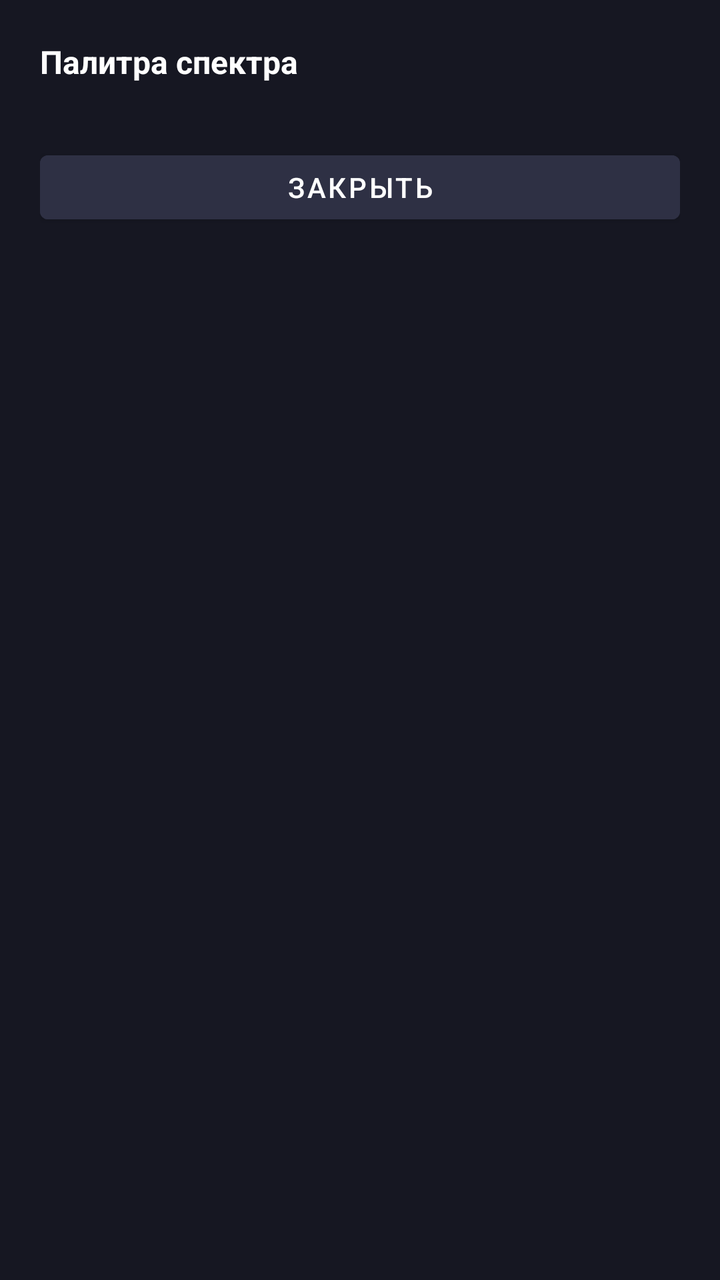
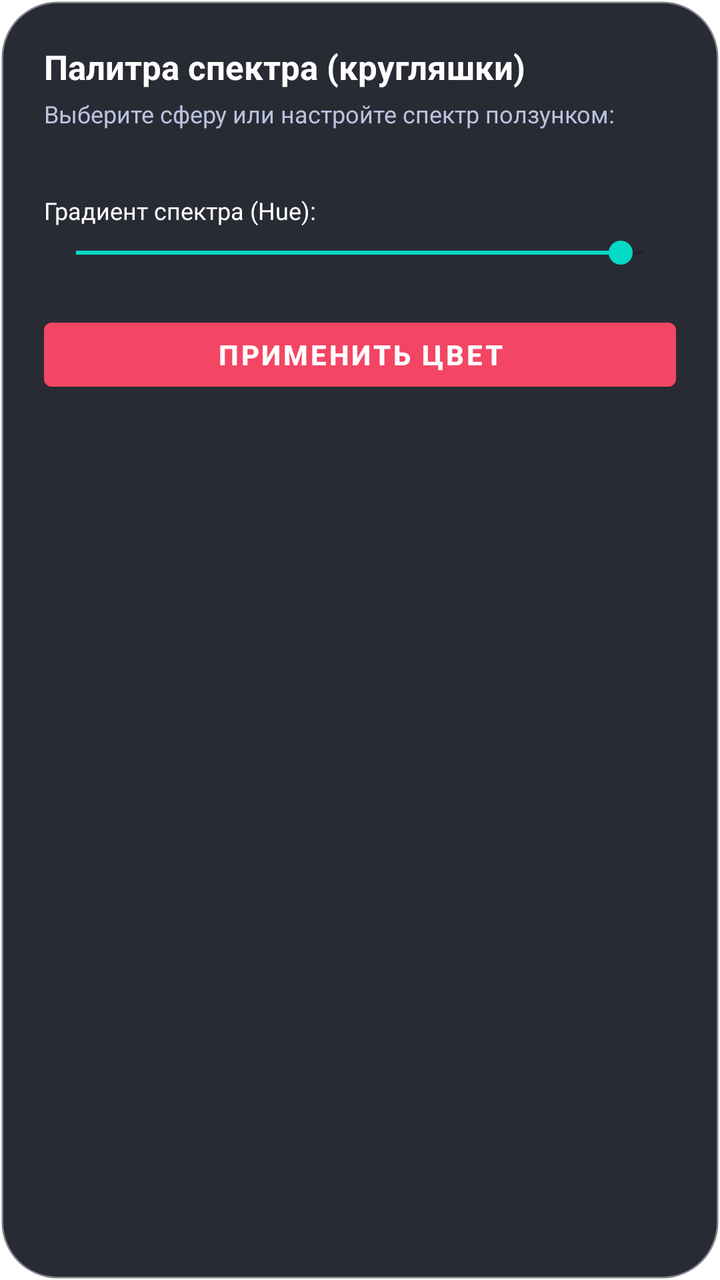

Screens rendered from an Android XML layout before and after an edit, with the pre-edit source and the edit as a unified diff.
<!-- AndroidManifest.xml: application theme Theme.LinuxDock -->
<!-- res/layout/dialog_color_palette.xml -->
<?xml version="1.0" encoding="utf-8"?>
<LinearLayout xmlns:android="http://schemas.android.com/apk/res/android"
    android:layout_width="match_parent"
    android:layout_height="wrap_content"
    android:background="#161722"
    android:orientation="vertical"
    android:padding="20dp">

    <TextView
        android:layout_width="wrap_content"
        android:layout_height="wrap_content"
        android:text="Палитра спектра"
        android:textColor="#FFFFFF"
        android:textSize="16sp"
        android:textStyle="bold"
        android:layout_marginBottom="14dp" />

    <GridLayout
        android:id="@+id/gridPalette"
        android:layout_width="match_parent"
        android:layout_height="wrap_content"
        android:columnCount="7"
        android:alignmentMode="alignMargins"
        android:layout_gravity="center" />

    <Button
        android:id="@+id/btnClosePalette"
        android:layout_width="match_parent"
        android:layout_height="44dp"
        android:text="Закрыть"
        android:textColor="#FFFFFF"
        android:backgroundTint="#2E3044"
        android:layout_marginTop="16dp" />
</LinearLayout>
<!-- resources referenced by this layout -->
<resources>
  <style name="Theme.LinuxDock" parent="Theme.MaterialComponents.DayNight.NoActionBar">
          <item name="android:statusBarColor">#1E1E2E</item>
      </style>
</resources>

<!-- the commit's change to res/layout/dialog_color_palette.xml (unified diff, before → after) -->
@@ -1,34 +1,61 @@
 <?xml version="1.0" encoding="utf-8"?>
 <LinearLayout xmlns:android="http://schemas.android.com/apk/res/android"
-    android:layout_width="match_parent"
+    android:layout_width="380dp"
     android:layout_height="wrap_content"
-    android:background="#161722"
+    android:background="@drawable/bg_glass_dialog"
     android:orientation="vertical"
-    android:padding="20dp">
+    android:padding="22dp"
+    android:layout_gravity="center">
 
     <TextView
         android:layout_width="wrap_content"
         android:layout_height="wrap_content"
-        android:text="Палитра спектра"
+        android:text="Палитра спектра (кругляшки)"
         android:textColor="#FFFFFF"
-        android:textSize="16sp"
+        android:textSize="17sp"
         android:textStyle="bold"
-        android:layout_marginBottom="14dp" />
+        android:layout_marginBottom="4dp" />
 
+    <TextView
+        android:layout_width="wrap_content"
+        android:layout_height="wrap_content"
+        android:text="Выберите сферу или настройте спектр ползунком:"
+        android:textColor="#BAC2DE"
+        android:textSize="12sp"
+        android:layout_marginBottom="16dp" />
+
+    
     <GridLayout
         android:id="@+id/gridPalette"
+        android:layout_width="wrap_content"
+        android:layout_height="wrap_content"
+        android:columnCount="7"
+        android:layout_gravity="center"
+        android:layout_marginBottom="16dp" />
+
+    
+    <TextView
+        android:layout_width="wrap_content"
+        android:layout_height="wrap_content"
+        android:text="Градиент спектра (Hue):"
+        android:textColor="#FFFFFF"
+        android:textSize="12sp"
+        android:layout_marginBottom="4dp" />
+
+    <SeekBar
+        android:id="@+id/seekHue"
         android:layout_width="match_parent"
         android:layout_height="wrap_content"
-        android:columnCount="7"
-        android:alignmentMode="alignMargins"
-        android:layout_gravity="center" />
+        android:max="360"
+        android:progress="345"
+        android:layout_marginBottom="20dp" />
 
     <Button
         android:id="@+id/btnClosePalette"
         android:layout_width="match_parent"
         android:layout_height="44dp"
-        android:text="Закрыть"
+        android:text="Применить цвет"
         android:textColor="#FFFFFF"
-        android:backgroundTint="#2E3044"
-        android:layout_marginTop="16dp" />
+        android:backgroundTint="#F34664"
+        android:textStyle="bold" />
 </LinearLayout>
<!-- resource entries referenced after the edit -->
@@ -1,5 +1,12 @@
 <!-- resources referenced by this layout -->
 <resources>
+  <!-- drawable bg_glass_dialog (drawable) -->
+  <?xml version="1.0" encoding="utf-8"?>
+  <shape xmlns:android="http://schemas.android.com/apk/res/android">
+      <corners android:radius="28dp" />
+      <solid android:color="#E612141F" />
+      <stroke android:width="1.5dp" android:color="#66FFFFFF" />
+  </shape>
   <style name="Theme.LinuxDock" parent="Theme.MaterialComponents.DayNight.NoActionBar">
           <item name="android:statusBarColor">#1E1E2E</item>
       </style>
